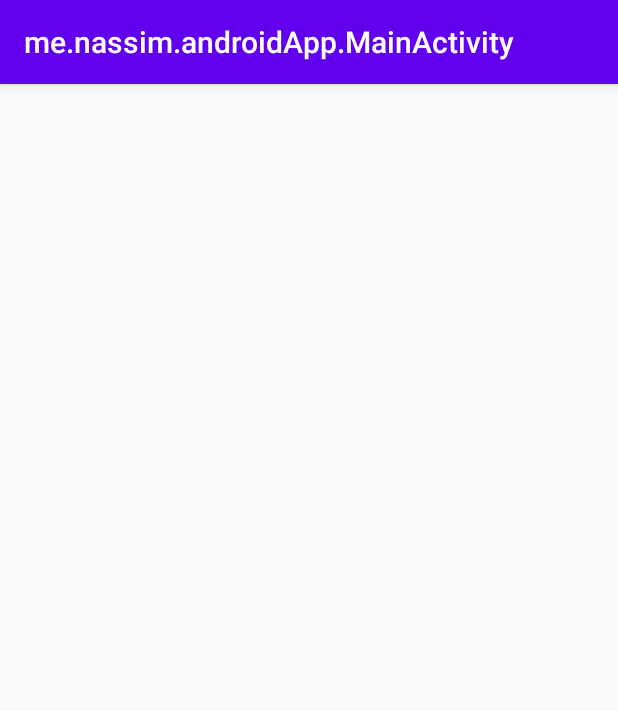
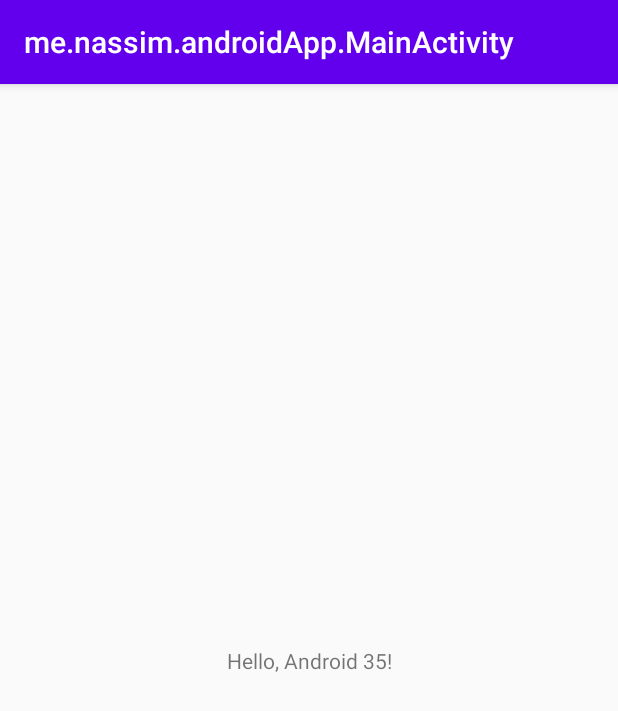
Before and after one commit to EmoFile/Madera, an Android app: the screen it shows after launch (MainActivity), on a phone screen of 412 x 824 dp. Shown: the top 711 px of the screen. Run offline under Robolectric (Android 15) with nearby library versions, the phone set to English and light mode, and no system bars.

Commit message:
activity_main.xml | MODIFY | mdifier la liaison

```diff
--- a/FRONT_MOBILE/androidApp/src/main/res/layout/activity_main.xml
+++ b/FRONT_MOBILE/androidApp/src/main/res/layout/activity_main.xml
@@ -8,11 +8,14 @@
     android:layout_height="match_parent"
     tools:context=".MainActivity">
 
-  <ListView
-          android:id="@+id/produits_list"
-          android:layout_width="match_parent"
-          android:layout_height="match_parent">
-
-  </ListView>
+  <TextView
+      android:id="@+id/text_view"
+      android:layout_width="wrap_content"
+      android:layout_height="wrap_content"
+      app:layout_constraintBottom_toBottomOf="parent"
+      app:layout_constraintLeft_toLeftOf="parent"
+      app:layout_constraintRight_toRightOf="parent"
+      app:layout_constraintTop_toTopOf="parent"
+      tools:text="Hello World!"/>
 
 </androidx.constraintlayout.widget.ConstraintLayout>
```
